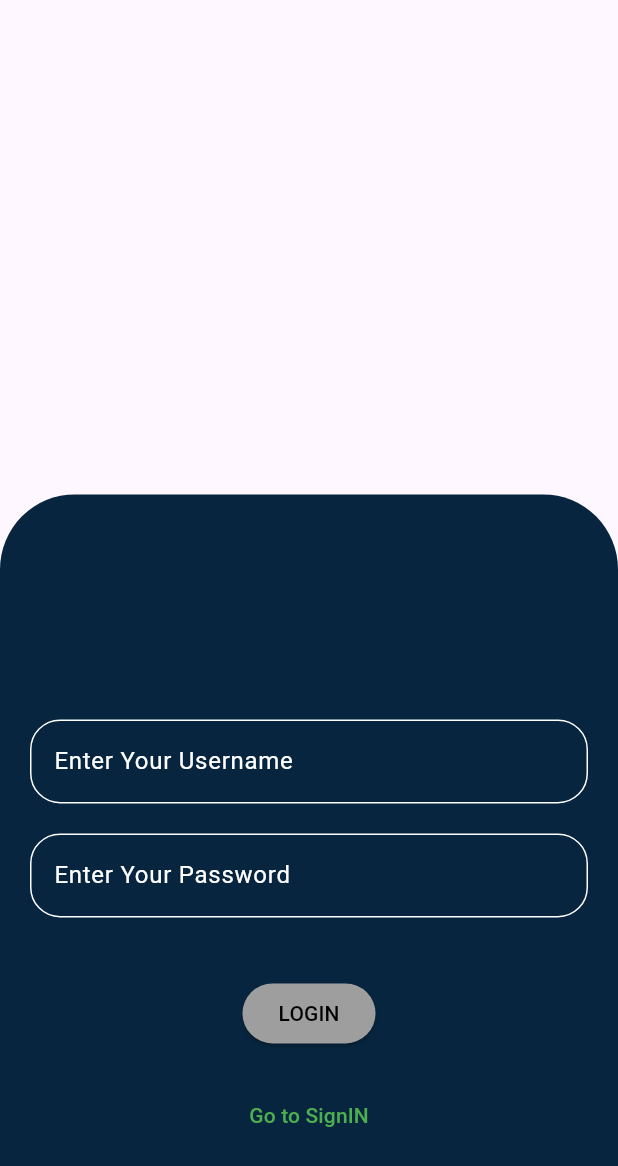
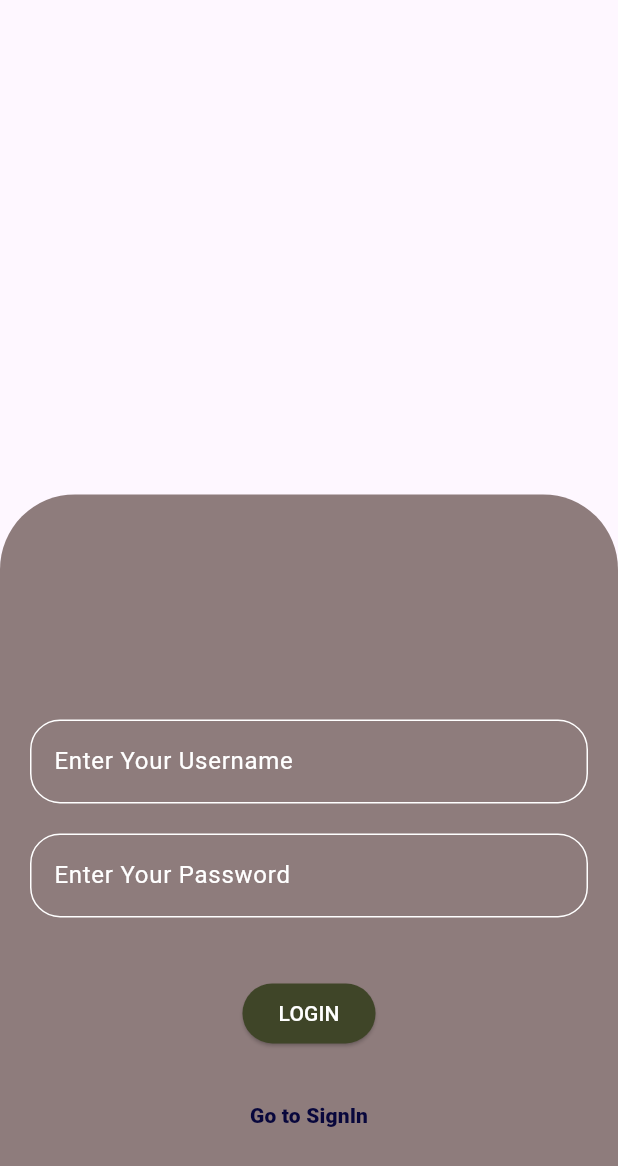
Before and after one commit to adnan-vk/Book_App_Api, a Flutter app: the screen it shows after launch, on a phone screen of 412 x 824 dp. Shown: the top 1166 px of the screen. Run offline on Flutter 3.47's test engine with Material 3 defaults, Android fonts, the phone set to English and light mode, and no system bars; our stand-ins replace dio.

Commit message:
login done

```diff
--- a/lib/controller/bookprovider.dart
+++ b/lib/controller/bookprovider.dart
@@ -1,8 +1,8 @@
+import 'dart:developer';
+
 import 'package:flutter/material.dart';
 import 'package:project/model/model.dart';
-import 'package:project/model/usermodel.dart';
 import 'package:project/service/bookservice.dart';
-import 'package:project/service/loginservice.dart';
 
 class BookProvider extends ChangeNotifier {
   List<BookModel> booklist = [];
@@ -13,7 +13,7 @@ class BookProvider extends ChangeNotifier {
       booklist = await bookservice.getBooks();
       notifyListeners();
     } catch (e) {
-      print('Error in BookProvider: $e');
+      log('Error in BookProvider: $e');
     }
   }
 }
--- a/lib/controller/userprovider.dart
+++ b/lib/controller/userprovider.dart
@@ -1,17 +1,24 @@
 import 'package:flutter/material.dart';
 import 'package:project/model/usermodel.dart';
-import 'package:project/service/loginservice.dart';
+import 'package:project/service/userservice.dart';
 
 class UserProvider extends ChangeNotifier{
+  TextEditingController usernamcontroller = TextEditingController();
+  TextEditingController passwordcontroller = TextEditingController();
   UserService userService = UserService();
+
+  String? userStatusCode;
+  String? createdStatusCode;
+
   createUser(UserModel userInfo) async {
     await userService.createUser(userInfo);
-    // createdStatusCode = _userService.createdStatusCode;
+    createdStatusCode = userService.createdStatusCode;
     notifyListeners();
   }
 
-  // userLogin(UserModel userInfo)async{
-  //   await userService.userLogin(userInfo);
-  //   notifyListeners();
-  // }
+  userLogin(UserModel userInfo)async{
+    await userService.userLogin(userInfo);
+    userStatusCode = userService.userStatusCode;
+    notifyListeners();
+  }
 }
--- a/lib/main.dart
+++ b/lib/main.dart
@@ -20,7 +20,7 @@ class MyApp extends StatelessWidget {
         ),
         ChangeNotifierProvider(create: (context) => UserProvider(),)
       ],
-      child:  MaterialApp(
+      child:  const MaterialApp(
         debugShowCheckedModeBanner: false,
         home: LoginScreen(),
       ),
--- a/lib/model/usermodel.dart
+++ b/lib/model/usermodel.dart
@@ -1,24 +1,9 @@
-// class UserModel{
-//   String? username;
-//   String? password;
-//   String? Email;
-
-//   UserModel(this.username, this.password, this.Email);
-
-//   Map<String , dynamic>toJson(){
-//     final Map<String,dynamic> userInfo = Map<String,dynamic>();
-//     username = userInfo['usrname'];
-//     password = userInfo['password'];
-//     Email = userInfo['email'];
-//     return userInfo;
-//   }
-// }
 class UserModel {
   String? username;
   String? password;
   String? email;
 
-  UserModel(this.username, this.password, this.email);
+  UserModel({this.username, this.password, this.email});
 
   Map<String, dynamic> toJson() {
     final Map<String, dynamic> userInfo = {
@@ -29,11 +14,11 @@ class UserModel {
     return userInfo;
   }
 
-  // Map<String, dynamic> logIn() {
-  //   final Map<String, dynamic> userInfo =  {
-  //     'username': username,
-  //     'password': password,
-  //   };
-  //   return userInfo;
-  // }
+  Map<String, dynamic> logIn() {
+    final Map<String, dynamic> userInfo =  {
+      'username': username,
+      'password': password,
+    };
+    return userInfo;
+  }
 }
--- a/lib/service/bookservice.dart
+++ b/lib/service/bookservice.dart
@@ -20,12 +20,12 @@ class BookService {
             .map((product) => BookModel.fromJson(product))
             .toList();
       } else {
-        print('Failed to load. Status code: ${response.statusCode}');
+        log('Failed to load. Status code: ${response.statusCode}');
         throw Exception('Failed to load');
       }
     } catch (e) {
-      print('Error in ApiService: $e');
-      throw e;
+      log('Error in ApiService: $e');
+      rethrow;
     }
   }
 }
--- a/lib/view/bottombar.dart
+++ b/lib/view/bottombar.dart
@@ -1,7 +1,7 @@
 import 'package:flutter/material.dart';
 
 Widget bottombar(){
-  return BottomNavigationBar(items: [
+  return BottomNavigationBar(items: const [
     BottomNavigationBarItem(icon: Icon(Icons.add)),
     BottomNavigationBarItem(icon: Icon(Icons.add)),
     BottomNavigationBarItem(icon: Icon(Icons.add)),
--- a/lib/view/cartpage.dart
+++ b/lib/view/cartpage.dart
@@ -13,7 +13,7 @@ class _CartPageState extends State<CartPage> {
     return Scaffold(
       appBar: AppBar(),
       body: Container(
-        child: Column(
+        child: const Column(
           children: [
 
           ],
--- a/lib/view/loginscreen.dart
+++ b/lib/view/loginscreen.dart
@@ -1,6 +1,13 @@
+
+
 import 'package:flutter/material.dart';
+import 'package:project/controller/userprovider.dart';
+import 'package:project/model/usermodel.dart';
 import 'package:project/view/homepage.dart';
 import 'package:project/view/signup.dart';
+import 'package:provider/provider.dart';
+
+String tokenId = '';
 
 class LoginScreen extends StatelessWidget {
   const LoginScreen({super.key});
@@ -8,6 +15,7 @@ class LoginScreen extends StatelessWidget {
   @override
   Widget build(BuildContext context) {
     final size = MediaQuery.of(context).size;
+    final pro = Provider.of<UserProvider>(context);
     return Scaffold(
       appBar: AppBar(
         backgroundColor: Colors.transparent,
@@ -27,10 +35,11 @@ class LoginScreen extends StatelessWidget {
                   borderRadius: BorderRadius.only(
                       topLeft: Radius.circular(50),
                       topRight: Radius.circular(50)),
-                  color: Color.fromARGB(255, 7, 37, 62)),
+                  color: Color.fromARGB(255, 142, 124, 124)),
               child: Column(
                 children: [
                   TextFormField(
+                    controller: pro.usernamcontroller,
                     decoration: InputDecoration(
                         enabledBorder: OutlineInputBorder(
                             borderSide: const BorderSide(
@@ -47,6 +56,7 @@ class LoginScreen extends StatelessWidget {
                     height: 20,
                   ),
                   TextFormField(
+                    controller: pro.passwordcontroller,
                     decoration: InputDecoration(
                         enabledBorder: OutlineInputBorder(
                             borderSide: const BorderSide(color: Colors.white),
@@ -62,17 +72,13 @@ class LoginScreen extends StatelessWidget {
                   ),
                   ElevatedButton(
                       style: const ButtonStyle(
-                          backgroundColor:
-                              MaterialStatePropertyAll(Colors.grey)),
+                          backgroundColor: MaterialStatePropertyAll(
+                              Color.fromARGB(255, 63, 69, 40))),
                       onPressed: () {
-                        Navigator.push(
-                            context,
-                            MaterialPageRoute(
-                              builder: (context) => const HomePage(),
-                            ));
+                        userLogin(context);
                       },
                       child: const Text("LOGIN",
-                          style: TextStyle(color: Colors.black))),
+                          style: TextStyle(color: Colors.white))),
                   const SizedBox(
                     height: 20,
                   ),
@@ -85,8 +91,15 @@ class LoginScreen extends StatelessWidget {
                             ));
                       },
                       child: const Text(
-                        "Go to SignIN",
-                        style: TextStyle(color: Colors.green),
+                        "Go to SignIn",
+                        style: TextStyle(
+                            color: Color.fromARGB(
+                              255,
+                              8,
+                              7,
+                              60,
+                            ),
+                            fontWeight: FontWeight.w800),
                       )),
                 ],
               ),
@@ -97,4 +110,25 @@ class LoginScreen extends StatelessWidget {
     );
   }
 
+  userLogin(context) async {
+    final getProvider = Provider.of<UserProvider>(context, listen: false);
+    final userInfo = UserModel(
+      username: getProvider.usernamcontroller.text.toString(),
+      password: getProvider.passwordcontroller.text.toString(),
+    );
+
+    // try {
+      await getProvider.userLogin(userInfo);
+      Navigator.pushReplacement(context, MaterialPageRoute(builder: (context) => HomePage(),));
+      // log("Token : $tokenId");
+      // if (getProvider.userStatusCode == "200" && tokenId.isNotEmpty) {
+      //   final sharedPreferences = await SharedPreferences.getInstance();
+      //   await sharedPreferences.setString('token', tokenId);
+      //   Navigator.push(
+      //       context, MaterialPageRoute(builder: (context) => const HomePage()));
+      // } else if (getProvider.userStatusCode == '500') {}
+    // } catch (e) {
+    //   log('Error during user login: $e');
+    // }
+  }
 }
--- a/pubspec.yaml
+++ b/pubspec.yaml
@@ -33,7 +33,9 @@ dependencies:
   flutter:
     sdk: flutter
   http: ^1.1.0
+  lottie: ^2.7.0
   provider: ^6.1.1
+  shared_preferences: ^2.2.2
 
 dev_dependencies:
   flutter_lints: ^2.0.0
@@ -51,7 +53,7 @@ flutter:
   uses-material-design: true
   # To add assets to your application, add an assets section, like this:
   # assets:
-  #   - images/a_dot_burr.jpeg
+    # - assets/lottie/littie.json
   #   - images/a_dot_ham.jpeg
   # An image asset can refer to one or more resolution-specific "variants", see
   # https://flutter.dev/assets-and-images/#resolution-aware
```
Also changed, not shown: lib/service/loginservice.dart (deleted, +0 -64 lines), lib/service/userservice.dart (added, +49 -0 lines), lib/view/signup.dart (+10 -8 lines), pubspec.lock, 1 other file.
